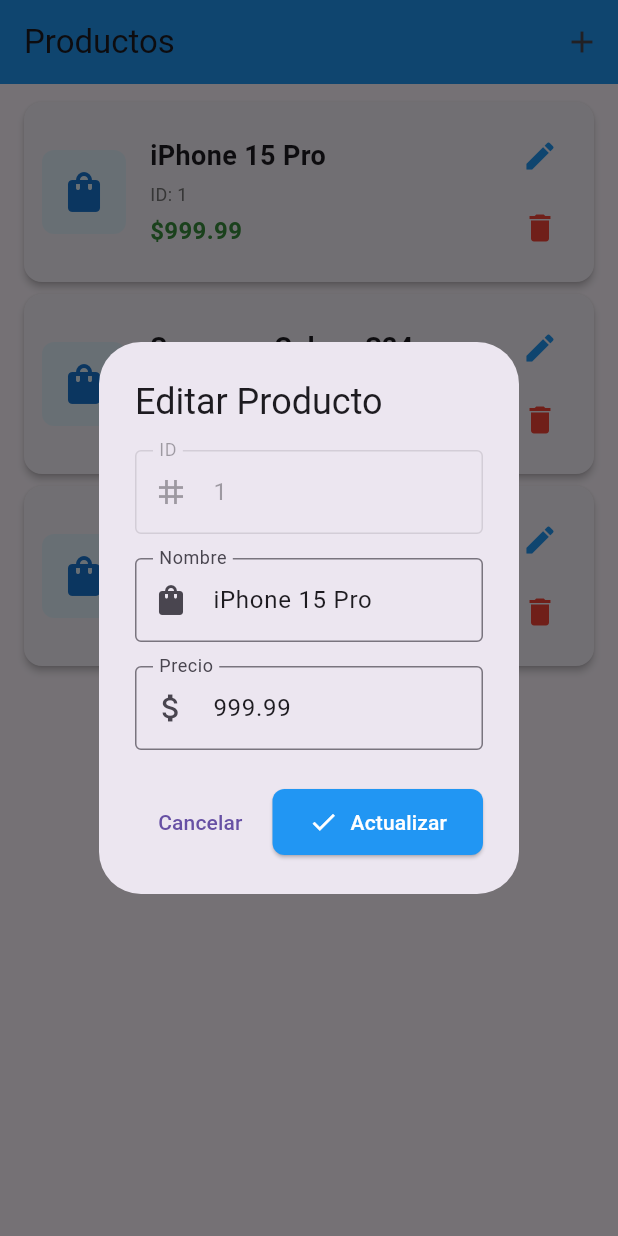
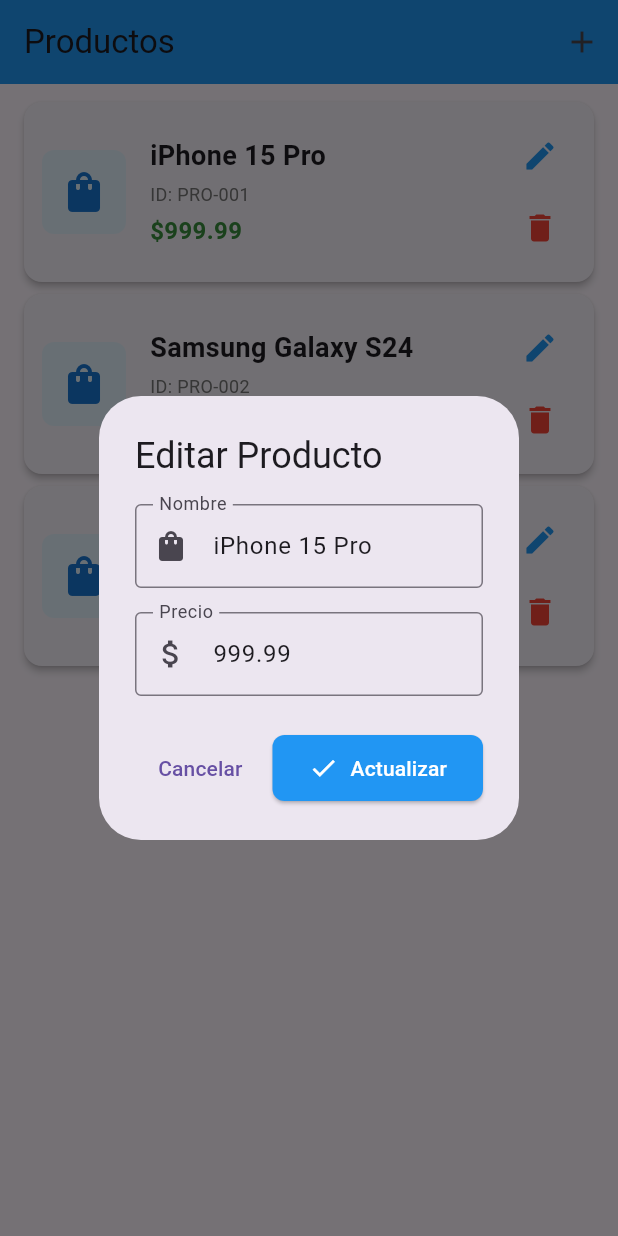
Before and after one commit to JulioViche/clean_architecture, a Flutter app: the screen it shows after launch, after a tap on the "edit" icon, on a phone screen of 412 x 824 dp. Run offline on Flutter 3.47's test engine with Material 3 defaults, Android fonts, the phone set to English and light mode, and no system bars.

Commit message:
feat: Implement automatic ID generation for products in memory datasource

```diff
--- a/lib/data/datasources/product_memory_datasource.dart
+++ b/lib/data/datasources/product_memory_datasource.dart
@@ -2,12 +2,27 @@ import '../../domain/entities/product.dart';
 
 class ProductMemoryDatasource {
   final List<Product> _products = [];
+  int _nextId = 1;
+
+  // Generar ID automático con formato PRO-XXX
+  String _generateId() {
+    final id = 'PRO-${_nextId.toString().padLeft(3, '0')}';
+    _nextId++;
+    return id;
+  }
 
   // Cargar toda la lista de productos
   List<Product> getAll() => _products;
 
-  // Agregar un nuevo producto
-  void add(Product product) => _products.add(product);
+  // Agregar un nuevo producto con ID autogenerado
+  void add(Product product) {
+    final newProduct = Product(
+      id: _generateId(),
+      name: product.name,
+      price: product.price,
+    );
+    _products.add(newProduct);
+  }
 
   // Actualizar un producto existente
   void update(Product product) {
--- a/lib/main.dart
+++ b/lib/main.dart
@@ -19,9 +19,10 @@ import 'presentation/pages/product_list_page.dart';
 void main() {
   // 1. CAPA DE DATOS: Crear datasource con datos iniciales
   final datasource = ProductMemoryDatasource();
-  datasource.add(Product(id: '1', name: 'iPhone 15 Pro', price: 999.99));
-  datasource.add(Product(id: '2', name: 'Samsung Galaxy S24', price: 899.99));
-  datasource.add(Product(id: '3', name: 'MacBook Air M3', price: 1299.99));
+  // El ID será generado automáticamente (PRO-001, PRO-002, etc.)
+  datasource.add(Product(id: '', name: 'iPhone 15 Pro', price: 999.99));
+  datasource.add(Product(id: '', name: 'Samsung Galaxy S24', price: 899.99));
+  datasource.add(Product(id: '', name: 'MacBook Air M3', price: 1299.99));
 
   // 2. CAPA DE DATOS: Crear repositorio
   final repository = ProductRepositoryImpl(datasource);
--- a/lib/presentation/design/organisms/product_form.dart
+++ b/lib/presentation/design/organisms/product_form.dart
@@ -17,7 +17,6 @@ class ProductForm extends StatefulWidget {
 
 class _ProductFormState extends State<ProductForm> {
   final _formKey = GlobalKey<FormState>();
-  late TextEditingController _idController;
   late TextEditingController _nameController;
   late TextEditingController _priceController;
 
@@ -26,7 +25,6 @@ class _ProductFormState extends State<ProductForm> {
   @override
   void initState() {
     super.initState();
-    _idController = TextEditingController(text: widget.product?.id ?? '');
     _nameController = TextEditingController(text: widget.product?.name ?? '');
     _priceController = TextEditingController(
       text: widget.product?.price.toString() ?? '',
@@ -35,7 +33,6 @@ class _ProductFormState extends State<ProductForm> {
 
   @override
   void dispose() {
-    _idController.dispose();
     _nameController.dispose();
     _priceController.dispose();
     super.dispose();
@@ -48,19 +45,6 @@ class _ProductFormState extends State<ProductForm> {
       child: Column(
         mainAxisSize: MainAxisSize.min,
         children: [
-          FormTextField(
-            controller: _idController,
-            label: 'ID',
-            icon: Icons.tag,
-            enabled: !isEditing,
-            validator: (value) {
-              if (value == null || value.isEmpty) {
-                return 'El ID es obligatorio';
-              }
-              return null;
-            },
-          ),
-          const SizedBox(height: 16),
           FormTextField(
             controller: _nameController,
             label: 'Nombre',
@@ -115,18 +99,24 @@ class _ProductFormState extends State<ProductForm> {
 
   void _saveProduct() {
     if (_formKey.currentState!.validate()) {
-      final product = Product(
-        id: _idController.text.trim(),
-        name: _nameController.text.trim(),
-        price: double.parse(_priceController.text.trim()),
-      );
-
       final provider = context.read<ProductProvider>();
 
       if (isEditing) {
+        // Al editar, mantener el ID original del producto
+        final product = Product(
+          id: widget.product!.id,
+          name: _nameController.text.trim(),
+          price: double.parse(_priceController.text.trim()),
+        );
         provider.update(product);
         _showSnackBar(context, '${product.name} actualizado', Colors.green);
       } else {
+        // Al crear, el ID se genera automáticamente en el datasource
+        final product = Product(
+          id: '', // El datasource lo ignorará y generará uno nuevo
+          name: _nameController.text.trim(),
+          price: double.parse(_priceController.text.trim()),
+        );
         provider.add(product);
         _showSnackBar(context, '${product.name} agregado', Colors.blue);
       }
```
